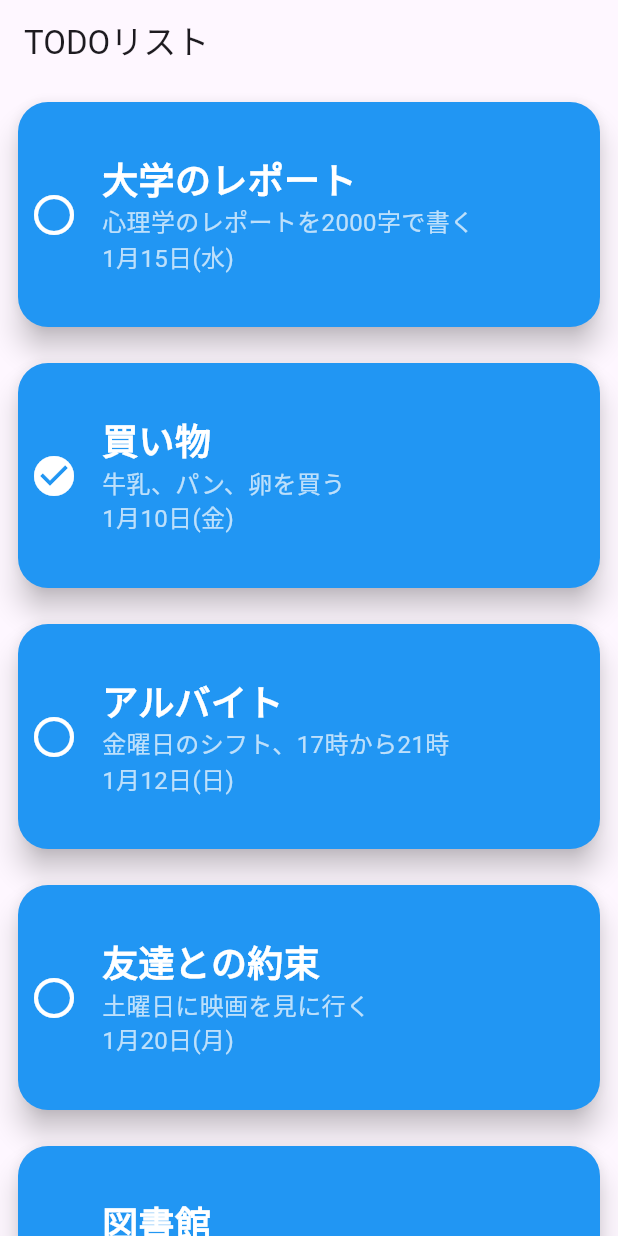
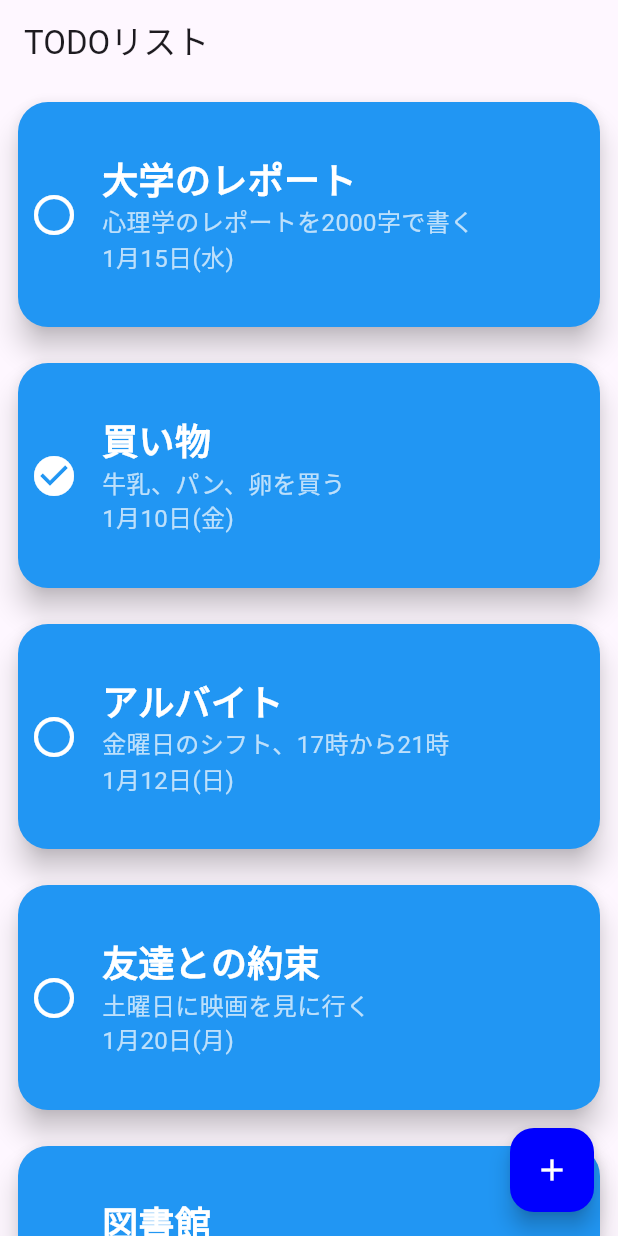
Before and after one commit to Yusaku-KASAI/testflutter, a Flutter app: the screen it shows after launch, on a phone screen of 412 x 824 dp. Run offline on Flutter 3.47's test engine with Material 3 defaults, Android fonts, the phone set to English and light mode, and no system bars.

Commit message:
fix list screen add button

```diff
--- a/lib/screens/list_screen.dart
+++ b/lib/screens/list_screen.dart
@@ -1,4 +1,5 @@
 import 'package:flutter/material.dart';
+
 import '../widgets/todo_list.dart';
 
 class ListScreen extends StatefulWidget {
@@ -9,11 +10,25 @@ class ListScreen extends StatefulWidget {
 }
 
 class ListScreenState extends State<ListScreen> {
+  // TodoList の状態を操作するためのキー
+  final GlobalKey<TodoListState> _todoListKey = GlobalKey<TodoListState>();
+
   @override
   Widget build(BuildContext context) {
     return Scaffold(
       appBar: AppBar(title: const Text('TODOリスト')),
-      body: TodoList(), // TodoList ウィジェットを配置
+      body: TodoList(key: _todoListKey), // TodoList ウィジェットを配置
+      floatingActionButton: FloatingActionButton(
+        onPressed: () {}, // 画面遷移については次の章で実装します
+        backgroundColor: const Color.fromARGB(
+          255,
+          0,
+          0,
+          255,
+        ), // ボタンの背景色（RGBAでも指定できます）
+        foregroundColor: Colors.white, // アイコンやテキストなど、ボタン内の要素の色
+        child: const Icon(Icons.add), // Flutter標準の「＋」アイコン
+      ),
     );
   }
 }
```
